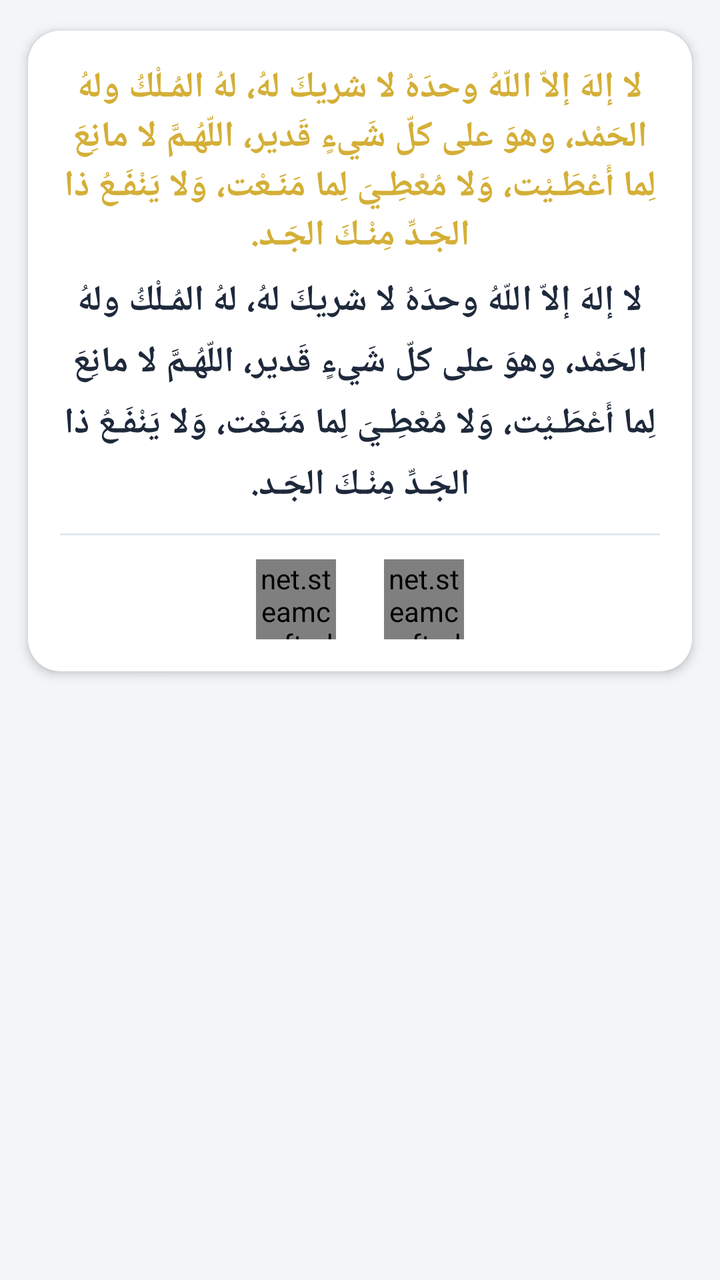
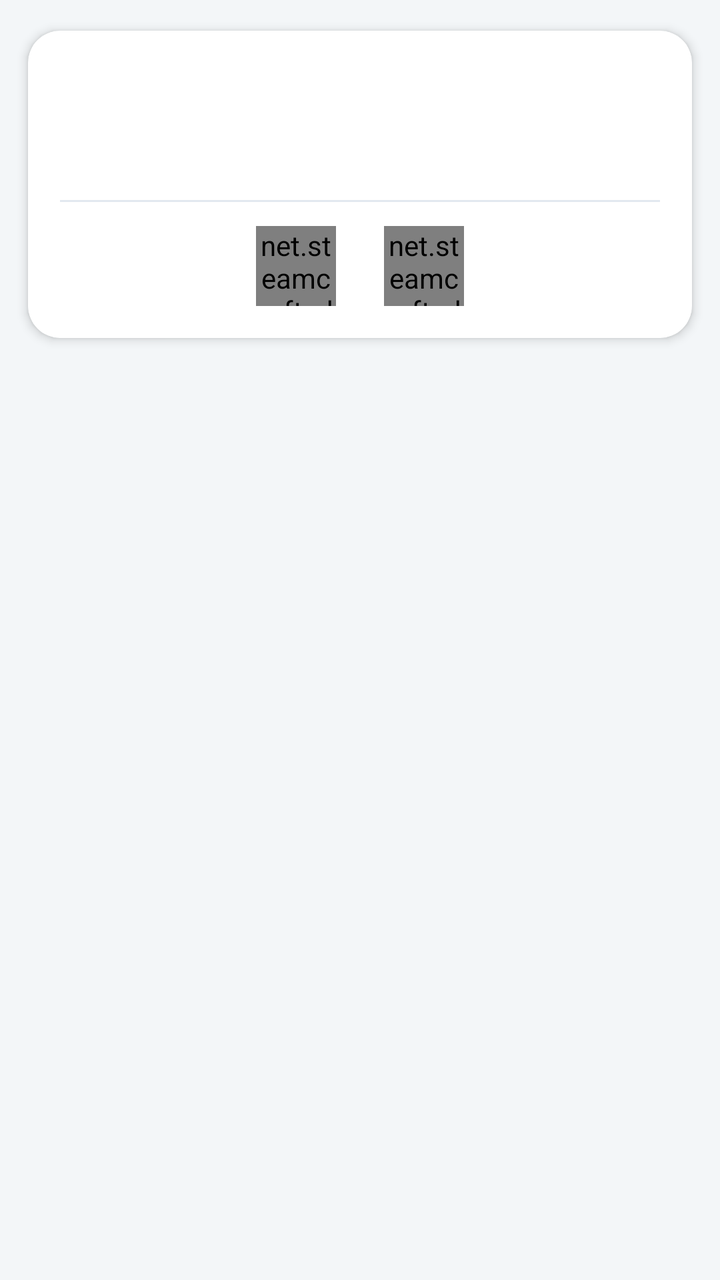

Two renders of the same Android screen: before a commit and after it. Below are the layout's source before the change and the commit's diff.
<!-- AndroidManifest.xml: application theme AppTheme -->
<!-- res/layout/itemrec3.xml -->
<?xml version="1.0" encoding="utf-8"?>
<LinearLayout xmlns:android="http://schemas.android.com/apk/res/android"
    xmlns:app="http://schemas.android.com/apk/res-auto"
    android:layout_width="match_parent"
    android:layout_height="wrap_content"
    android:orientation="vertical"
    android:padding="6dp">

    <androidx.cardview.widget.CardView
        android:layout_width="match_parent"
        android:layout_height="wrap_content"
        app:cardBackgroundColor="@color/card_bg"
        app:cardCornerRadius="16dp"
        app:cardElevation="3dp"
        app:cardUseCompatPadding="true">

        <LinearLayout
            android:layout_width="match_parent"
            android:layout_height="wrap_content"
            android:gravity="center"
            android:orientation="vertical"
            android:padding="16dp">

            <TextView
                android:id="@+id/theader"
                android:layout_width="match_parent"
                android:layout_height="wrap_content"
                android:layout_marginBottom="8dp"
                android:fontFamily="@font/flat5"
                android:gravity="center"
                android:text="@string/t2"
                android:textColor="@color/gold_accent"
                android:textSize="18sp"
                android:textStyle="bold" />

            <TextView
                android:id="@+id/t61"
                android:layout_width="match_parent"
                android:layout_height="wrap_content"
                android:fontFamily="@font/jazeera"
                android:gravity="center"
                android:lineSpacingExtra="6dp"
                android:text="@string/t2"
                android:textColor="@color/text_primary"
                android:textSize="18sp"
                android:textStyle="bold" />

            <View
                android:layout_width="match_parent"
                android:layout_height="1dp"
                android:layout_marginTop="12dp"
                android:layout_marginBottom="12dp"
                android:background="@color/divider_color" />

            <LinearLayout
                android:layout_width="match_parent"
                android:layout_height="wrap_content"
                android:gravity="center"
                android:orientation="horizontal">

                <net.steamcrafted.materialiconlib.MaterialIconView
                    android:id="@+id/sha1"
                    android:layout_width="40dp"
                    android:layout_height="40dp"
                    android:layout_marginHorizontal="12dp"
                    android:clickable="true"
                    android:focusable="true"
                    android:scaleType="center"
                    app:materialIcon="share_variant"
                    app:materialIconColor="@color/colorPrimary"
                    app:materialIconSize="28dp" />

                <net.steamcrafted.materialiconlib.MaterialIconView
                    android:id="@+id/cap1"
                    android:layout_width="40dp"
                    android:layout_height="40dp"
                    android:layout_marginHorizontal="12dp"
                    android:clickable="true"
                    android:focusable="true"
                    android:scaleType="center"
                    app:materialIcon="content_copy"
                    app:materialIconColor="@color/colorAccent"
                    app:materialIconSize="28dp" />
            </LinearLayout>

        </LinearLayout>
    </androidx.cardview.widget.CardView>
</LinearLayout>
<!-- resources referenced by this layout -->
<resources>
  <color name="card_bg">#FFFFFF</color>
  <color name="colorAccent">#D4AF37</color>
  <color name="colorPrimary">#0D5C75</color>
  <color name="divider_color">#E2E8F0</color>
  <color name="gold_accent">#D4AF37</color>
  <color name="text_primary">#1E293B</color>
  <string name="t2">لا إلهَ إلاّ اللّهُ وحدَهُ لا شريكَ لهُ، لهُ المُـلْكُ ولهُ الحَمْد، وهوَ على كلّ شَيءٍ قَدير، اللّهُـمَّ لا مانِعَ لِما أَعْطَـيْت، وَلا مُعْطِـيَ لِما مَنَـعْت، وَلا يَنْفَـعُ ذا الجَـدِّ مِنْـكَ الجَـد.</string>
  <style name="AppTheme" parent="Theme.MaterialComponents.DayNight.NoActionBar">
          
          <item name="colorPrimary">@color/colorPrimary</item>
          <item name="colorPrimaryDark">@color/colorPrimaryDark</item>
          <item name="colorAccent">@color/colorAccent</item>
          <item name="android:statusBarColor">@color/colorPrimaryDark</item>
          <item name="android:windowBackground">@color/bg_main</item>
  
          
          <item name="bg">@color/bg_main</item>
          <item name="cardViewBackground">@color/card_bg</item>
          <item name="primaryTextColor">@color/text_primary</item>
          <item name="SecondaryTextColor">@color/text_secondary</item>
          <item name="btn_bg">@color/colorPrimary</item>
          <item name="mainItemsColor">@color/colorPrimary</item>
      </style>
  <color name="colorPrimaryDark">#083E50</color>
  <color name="bg_main">#F3F6F8</color>
  <color name="text_secondary">#64748B</color>
</resources>

<!-- the commit's change to res/layout/itemrec3.xml (unified diff, before → after) -->
@@ -28,7 +28,6 @@
                 android:layout_marginBottom="8dp"
                 android:fontFamily="@font/flat5"
                 android:gravity="center"
-                android:text="@string/t2"
                 android:textColor="@color/gold_accent"
                 android:textSize="18sp"
                 android:textStyle="bold" />
@@ -40,7 +39,6 @@
                 android:fontFamily="@font/jazeera"
                 android:gravity="center"
                 android:lineSpacingExtra="6dp"
-                android:text="@string/t2"
                 android:textColor="@color/text_primary"
                 android:textSize="18sp"
                 android:textStyle="bold" />
<!-- resource entries referenced after the edit -->
@@ -6,7 +6,6 @@
   <color name="divider_color">#E2E8F0</color>
   <color name="gold_accent">#D4AF37</color>
   <color name="text_primary">#1E293B</color>
-  <string name="t2">لا إلهَ إلاّ اللّهُ وحدَهُ لا شريكَ لهُ، لهُ المُـلْكُ ولهُ الحَمْد، وهوَ على كلّ شَيءٍ قَدير، اللّهُـمَّ لا مانِعَ لِما أَعْطَـيْت، وَلا مُعْطِـيَ لِما مَنَـعْت، وَلا يَنْفَـعُ ذا الجَـدِّ مِنْـكَ الجَـد.</string>
   <style name="AppTheme" parent="Theme.MaterialComponents.DayNight.NoActionBar">
           
           <item name="colorPrimary">@color/colorPrimary</item>
